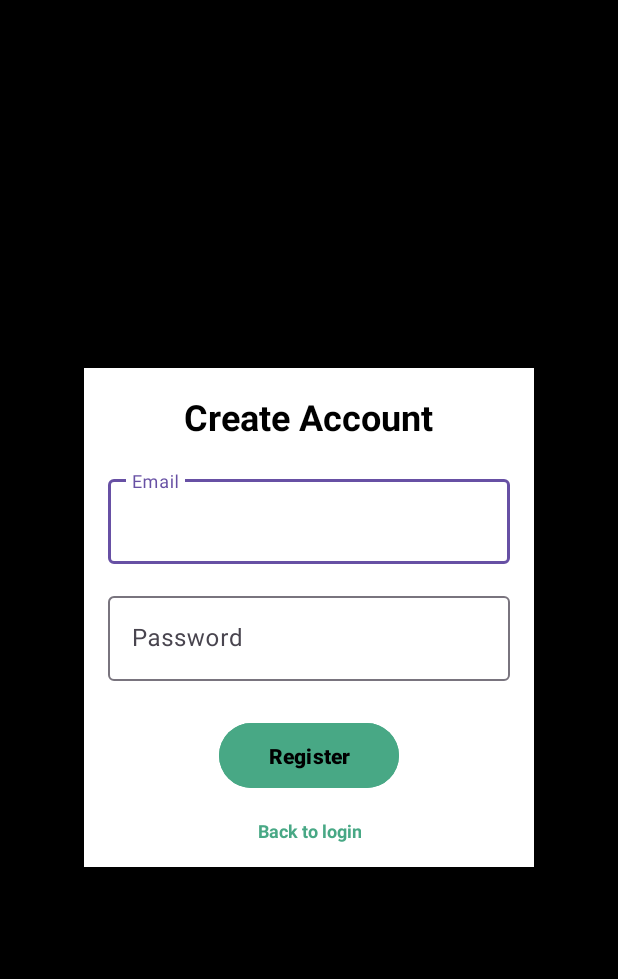
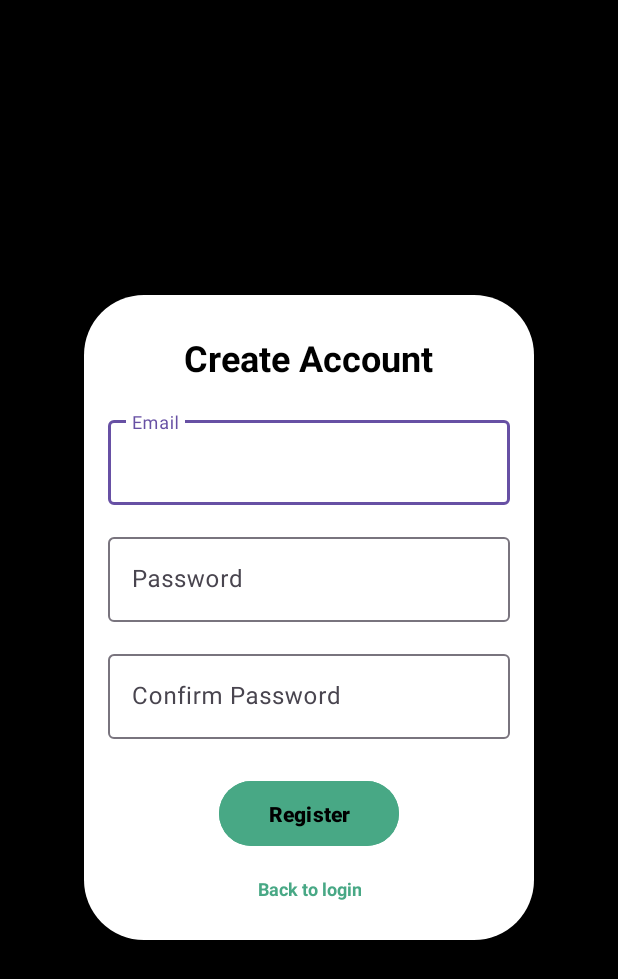
Before and after one commit to Antonio-Mj/Reproductor-de-musica, an Android app: the layout activity_register.xml on its own in the app's theme, with its tools: preview values and no code run, on a phone screen of 412 x 824 dp. Shown: the top 979 px of the screen. Run offline under Robolectric (Android 15) with nearby library versions, the phone set to English and light mode, and no system bars.

Commit message:
Nuevo diseño de formularios y autenticacion de passwords

```diff
--- /dev/null
+++ b/app/src/main/res/drawable/rounded_background2.xml
@@ -0,0 +1,6 @@
+<?xml version="1.0" encoding="utf-8"?>
+<shape xmlns:android="http://schemas.android.com/apk/res/android"
+    android:shape="rectangle">
+    <solid android:color="@color/white"/>
+    <corners android:radius="40dp"/>
+</shape>
--- a/app/src/main/res/layout/activity_login.xml
+++ b/app/src/main/res/layout/activity_login.xml
@@ -14,7 +14,7 @@
         android:layout_width="300dp"
         android:layout_height="wrap_content"
         android:orientation="vertical"
-        android:background="@color/white"
+        android:background="@drawable/rounded_background2"
         android:gravity="center"
         android:padding="16dp">
 
--- a/app/src/main/res/layout/activity_main.xml
+++ b/app/src/main/res/layout/activity_main.xml
@@ -59,7 +59,7 @@
             android:id="@+id/btn_back"
             android:layout_width="30dp"
             android:layout_height="30dp"
-            android:background="@drawable/back"
+            android:background="@drawable/logoutapp"
             android:onClick="Back"
             android:text=""
             app:layout_constraintBottom_toBottomOf="parent"
--- a/app/src/main/res/layout/activity_register.xml
+++ b/app/src/main/res/layout/activity_register.xml
@@ -10,12 +10,11 @@
     android:orientation="vertical"
     android:padding="16dp"
     tools:context=".Register">
-
     <LinearLayout
         android:layout_width="300dp"
-        android:layout_height="wrap_content"
+        android:layout_height="430dp"
         android:orientation="vertical"
-        android:background="@color/white"
+        android:background="@drawable/rounded_background2"
         android:gravity="center"
         android:padding="16dp">
 
@@ -31,10 +30,10 @@
             android:textStyle="bold" />
 
         <com.google.android.material.textfield.TextInputLayout
+            android:id="@+id/emailLayout"
             android:layout_width="match_parent"
             android:layout_height="wrap_content"
-            android:layout_marginBottom="16dp"
-            >
+            android:layout_marginBottom="16dp">
 
             <com.google.android.material.textfield.TextInputEditText
                 android:id="@+id/email"
@@ -45,13 +44,29 @@
         </com.google.android.material.textfield.TextInputLayout>
 
         <com.google.android.material.textfield.TextInputLayout
+            android:id="@+id/passwordLayout"
+            android:layout_width="match_parent"
+            android:layout_height="wrap_content"
+            android:layout_marginBottom="16dp">
+
+            <com.google.android.material.textfield.TextInputEditText
+                android:id="@+id/password"
+                android:hint="Password"
+                android:inputType="textPassword"
+                android:textColor="@color/blue_text"
+                android:layout_width="match_parent"
+                android:layout_height="wrap_content"/>
+        </com.google.android.material.textfield.TextInputLayout>
+
+        <com.google.android.material.textfield.TextInputLayout
+            android:id="@+id/confirmPasswordLayout"
             android:layout_width="match_parent"
             android:layout_height="wrap_content"
             android:layout_marginBottom="24dp">
 
             <com.google.android.material.textfield.TextInputEditText
-                android:id="@+id/password"
-                android:hint="Password"
+                android:id="@+id/confirmPassword"
+                android:hint="Confirm Password"
                 android:inputType="textPassword"
                 android:textColor="@color/blue_text"
                 android:layout_width="match_parent"
--- a/app/src/main/res/layout/activity_reset_password.xml
+++ b/app/src/main/res/layout/activity_reset_password.xml
@@ -14,7 +14,7 @@
     <LinearLayout
         android:layout_width="300dp"
         android:layout_height="wrap_content"
-        android:background="@color/white"
+        android:background="@drawable/rounded_background2"
         android:gravity="center"
         android:orientation="vertical"
         android:padding="16dp">
```
Also changed, not shown: app/src/main/java/com/example/reproductor/Login.java (+20 -19 lines), app/src/main/java/com/example/reproductor/Register.java (+27 -28 lines), app/src/main/res/drawable/logoutapp.png (added).
